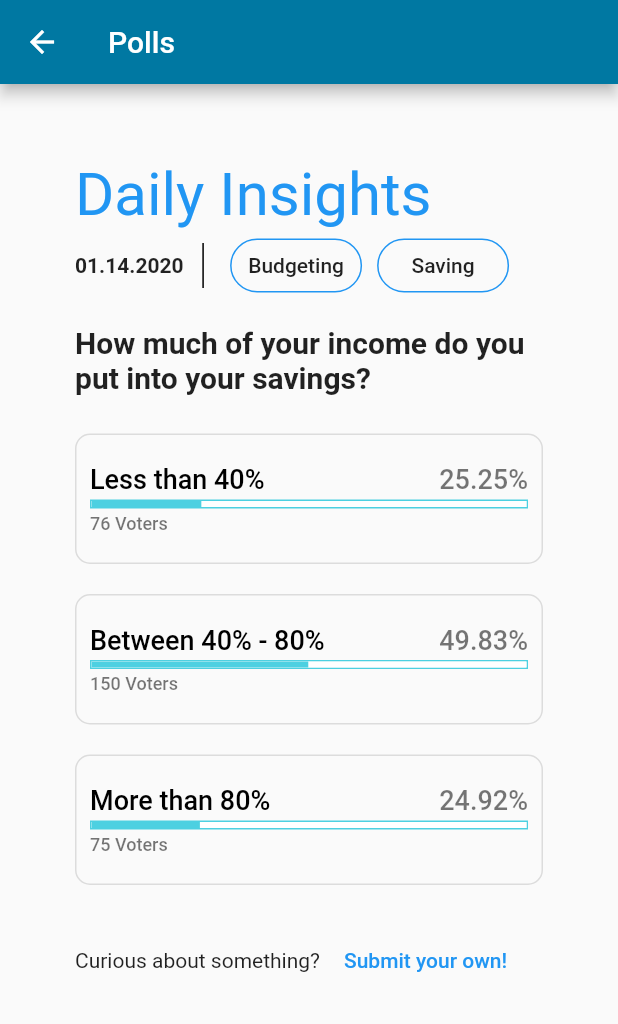
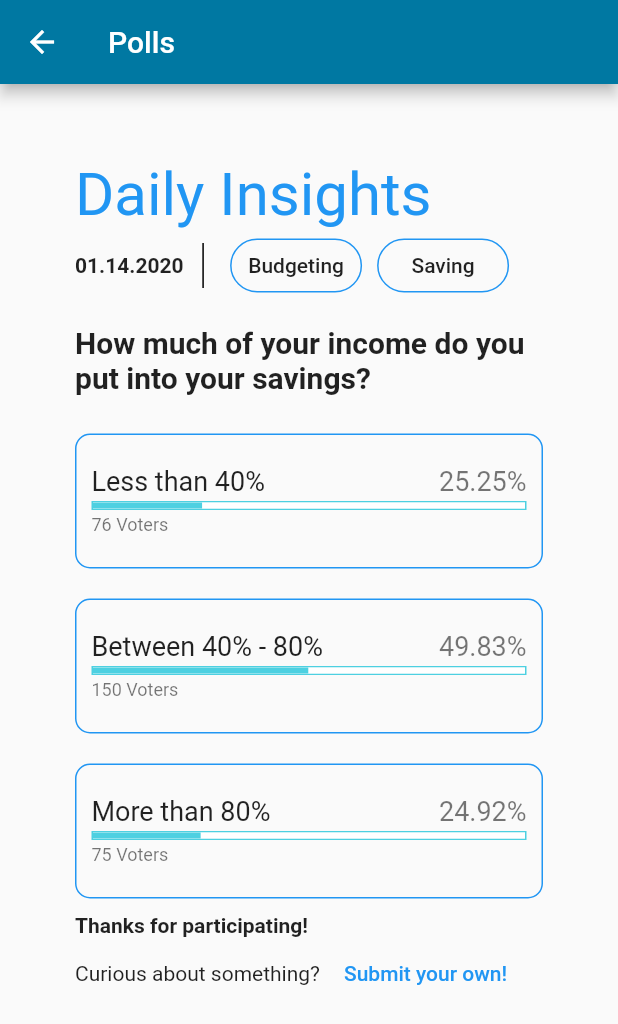
Before and after one commit to ayang726/flutterfire_test, a Flutter app: the Poll screen opened directly, after a tap on "Less than 40%", on a phone screen of 412 x 824 dp. Shown: the top 1024 px of the screen. Run offline on Flutter 3.47's test engine with Material 2 defaults, Android fonts, the phone set to English and light mode, and no system bars; our stand-ins replace firebase_auth, firebase_dynamic_links, flutter_spinkit; accounts and stored records are empty.

Commit message:
small front-end touch ups and code cleanup for polls

```diff
--- a/lib/screens/authWrapper.dart
+++ b/lib/screens/authWrapper.dart
@@ -2,6 +2,7 @@ import 'package:flutter/material.dart';
 import 'package:flutterfire_test/models/user.dart';
 import 'package:flutterfire_test/screens/authentication/authenticate.dart';
 import 'package:flutterfire_test/screens/home/home.dart';
+import 'package:flutterfire_test/screens/polls/poll.dart';
 import 'package:provider/provider.dart';
 
 class AuthWrapper extends StatelessWidget {
@@ -11,7 +12,7 @@ class AuthWrapper extends StatelessWidget {
     if (user == null) {
       return Authenticate();
     } else {
-      return Home();
+      return Poll();
     }
   }
 }
--- a/lib/screens/polls/optionWithVoters.dart
+++ b/lib/screens/polls/optionWithVoters.dart
@@ -15,7 +15,6 @@ class OptionWithVoters extends StatelessWidget {
   Widget build(BuildContext context) {
     return Container(
       margin: EdgeInsets.symmetric(vertical: 10),
-      child: OutlineButton(
       child: Align(
         alignment: Alignment.centerLeft,
         child: Column(
@@ -55,11 +54,12 @@ class OptionWithVoters extends StatelessWidget {
           ],
         )
       ),
-        shape: RoundedRectangleBorder(borderRadius: BorderRadius.circular(10)),
+      decoration: BoxDecoration(
+        borderRadius: BorderRadius.circular(10),
+        border: Border.all(color: Colors.blue)
+      ),
       padding: EdgeInsets.symmetric(vertical: 20, horizontal: 10),
-        disabledBorderColor: Colors.blue,
-        disabledTextColor: Colors.black,
-      )
+      height: 90,
     );
   }
 }
--- a/lib/screens/polls/optionWithoutVoters.dart
+++ b/lib/screens/polls/optionWithoutVoters.dart
@@ -18,14 +18,18 @@ class OptionWithoutVoters extends StatelessWidget {
       child: OutlineButton(
         child: Align(
           alignment: Alignment.centerLeft,
-          child: Text(option),
+          child: Text(
+            option,
+            style: TextStyle(fontSize: 18)
+          ),
         ),
         shape: RoundedRectangleBorder(borderRadius: BorderRadius.circular(10)),
         padding: EdgeInsets.symmetric(vertical: 20, horizontal: 10),
         borderSide: BorderSide(color: Colors.blue),
         // TODO: onPressed
         onPressed: () => onOptionPressed(option)
-      )
+      ),
+      height: 90,
     );
   }
 }
--- a/lib/screens/polls/options.dart
+++ b/lib/screens/polls/options.dart
@@ -14,19 +14,11 @@ class Options extends StatelessWidget {
 
   @override
   Widget build(BuildContext context) {
-    return voted ?
-    Column(
+    return Column(
       crossAxisAlignment: CrossAxisAlignment.stretch,
       children: options.keys.map((String option) {
-        return OptionWithVoters(option: option, voters: options[option], voterPercent: options[option] / totalVoters);
-      }).toList(),
-    )
-    : Column(
-      crossAxisAlignment: CrossAxisAlignment.stretch,
-      children: options.keys.map((String option) {
-        // return option render
-        // TODO: make different option renders depending on whether user voted or not
-        return OptionWithoutVoters(option: option, onOptionPressed: (option) => onOptionPressed(option));
+        return voted ? OptionWithVoters(option: option, voters: options[option], voterPercent: options[option] / totalVoters)
+              : OptionWithoutVoters(option: option, onOptionPressed: (option) => onOptionPressed(option));
       }).toList(),
     );
   }
--- a/lib/screens/polls/poll.dart
+++ b/lib/screens/polls/poll.dart
@@ -77,7 +77,11 @@ class _PollState extends State<Poll> {
               totalVoters: totalVoters,
               onOptionPressed: _handleOptionPressed,
             ),
-            Divider(color: Colors.transparent),
+            if (!voted) Divider(color: Colors.transparent),
+            if (voted) Text(
+              'Thanks for participating!',
+              style: TextStyle(fontWeight: FontWeight.bold)
+            ),
             Row(
               children: <Widget>[
                 Text('Curious about something?'),
```
Lines whose indentation alone changed are shown as unchanged.
